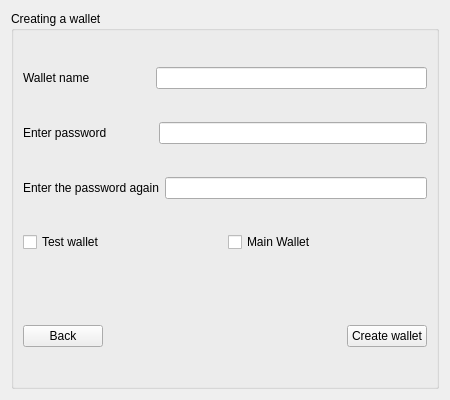
Qt form offline_wallet/forms/passwordforwallet.ui (bmstu-iu8-2018-project/wallet) before a commit.
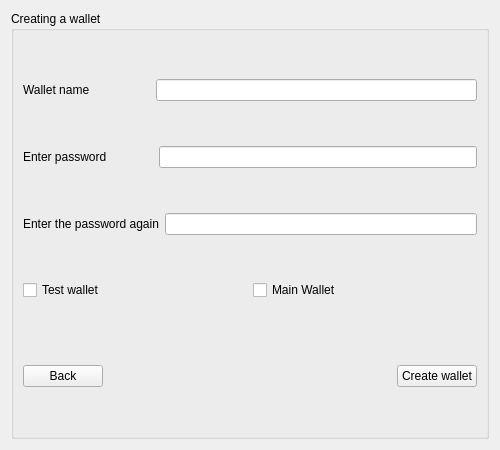
The same form after that commit.

What changed in the file:
```diff
--- a/offline_wallet/forms/passwordforwallet.ui
+++ b/offline_wallet/forms/passwordforwallet.ui
@@ -6,8 +6,8 @@
    <rect>
     <x>0</x>
     <y>0</y>
-    <width>450</width>
-    <height>400</height>
+    <width>500</width>
+    <height>450</height>
    </rect>
   </property>
   <property name="windowTitle">
@@ -101,19 +101,6 @@
         </property>
        </spacer>
       </item>
-      <item>
-       <spacer name="horizontalSpacer">
-        <property name="orientation">
-         <enum>Qt::Horizontal</enum>
-        </property>
-        <property name="sizeHint" stdset="0">
-         <size>
-          <width>40</width>
-          <height>20</height>
-         </size>
-        </property>
-       </spacer>
-      </item>
       <item>
        <layout class="QHBoxLayout" name="horizontalLayout_5">
         <item alignment="Qt::AlignLeft">
```
